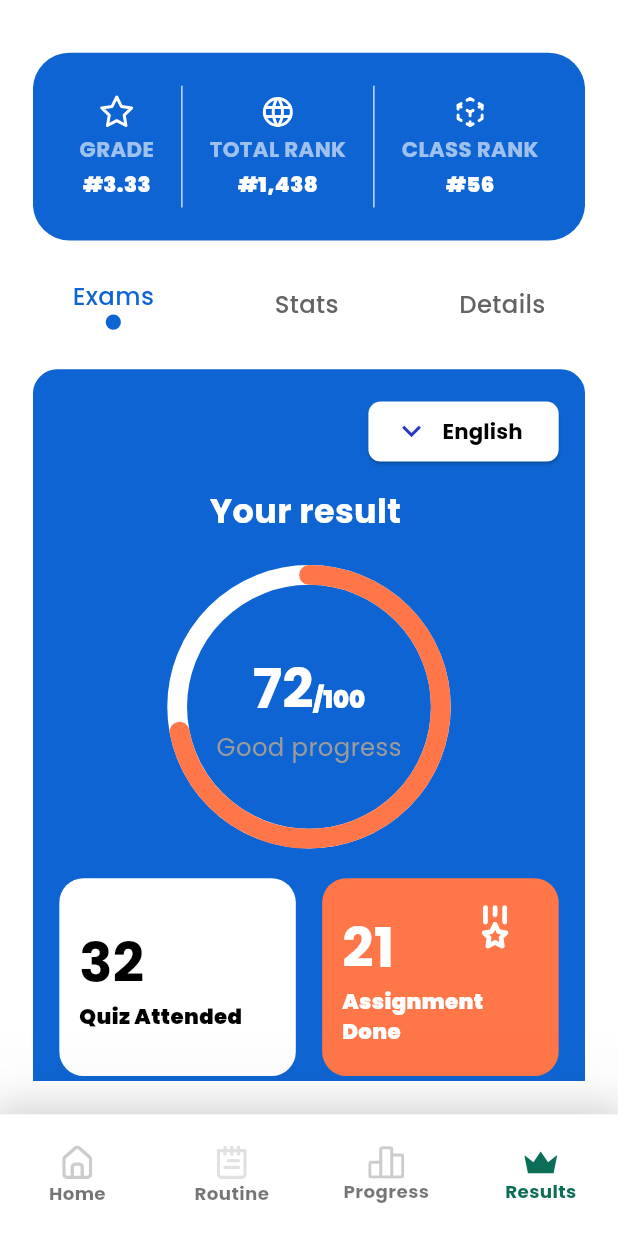
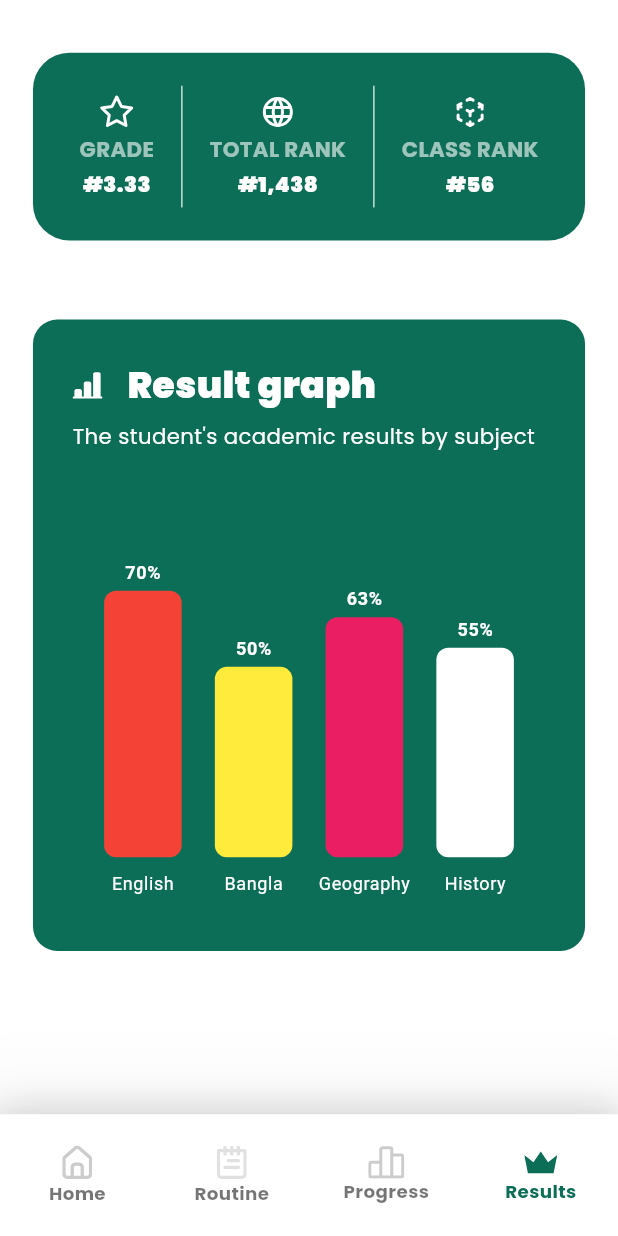
Before and after one commit to Ztrios/Learning-Management, a Flutter app: the BottomNavigationPage screen opened by its route, item 4 of the bottom bar chosen, on a phone screen of 412 x 824 dp. Run offline on Flutter 3.47's test engine with Material 3 defaults, Android fonts, the phone set to English and light mode, and no system bars; drawn by our look-alikes of toastification; our stand-ins replace awesome_notifications, dartz, dio, equatable, firebase_core, firebase_messaging and 15 more; accounts and stored records are empty; network calls fail.

Commit message:
:art:[Interface]: Results page user interface design completed.

```diff
--- a/lib/features/bottom_navigations/presentation/pages/bottom_navigation_page.dart
+++ b/lib/features/bottom_navigations/presentation/pages/bottom_navigation_page.dart
@@ -7,6 +7,7 @@ import 'package:learning_management/core/utils/styles/app_colors.dart';
 import 'package:learning_management/core/utils/styles/app_text_styles.dart';
 import 'package:learning_management/features/home/presentation/pages/home_page.dart';
 import 'package:learning_management/features/progress/presentation/pages/progress_page.dart';
+import 'package:learning_management/features/results/presentation/pages/results_page.dart';
 
 class BottomNavigationPage extends HookWidget {
   static String get path => "/bottom-navigation";
@@ -23,7 +24,7 @@ class BottomNavigationPage extends HookWidget {
       const HomePage(),
       const ProgressPage(),
       const ProgressPage(),
-      const ProgressPage()
+      const ResultsPage()
     ];
 
     Color getColor() {
--- a/lib/features/progress/presentation/pages/progress_page.dart
+++ b/lib/features/progress/presentation/pages/progress_page.dart
@@ -4,8 +4,8 @@ import 'package:flutter_screenutil/flutter_screenutil.dart';
 import 'package:learning_management/core/utils/styles/app_colors.dart';
 import 'package:learning_management/core/utils/ui_helpers/paddings.dart';
 import 'package:learning_management/core/utils/ui_helpers/spacing.dart';
-import 'package:learning_management/features/progress/presentation/widgets/card/exams_progress_card.dart';
-import 'package:learning_management/features/progress/presentation/widgets/card/stats_progress_card.dart';
+import 'package:learning_management/features/progress/presentation/widgets/cards/exams_progress_card.dart';
+import 'package:learning_management/features/progress/presentation/widgets/cards/stats_progress_card.dart';
 import 'package:learning_management/features/progress/presentation/widgets/progress_tab_bar_widget.dart';
 import 'package:learning_management/features/progress/presentation/widgets/stats_header_widget.dart';
 
--- /dev/null
+++ b/lib/features/results/presentation/pages/results_page.dart
@@ -0,0 +1,55 @@
+// 📁 File: results_page.dart
+
+import 'package:flutter/material.dart';
+import 'package:flutter_hooks/flutter_hooks.dart';
+import 'package:flutter_screenutil/flutter_screenutil.dart';
+import 'package:flutter_svg/flutter_svg.dart';
+import 'package:learning_management/features/results/presentation/widgets/cards/result_cards.dart';
+import 'package:learning_management/features/results/presentation/widgets/result_graph.dart';
+import 'package:syncfusion_flutter_charts/charts.dart';
+
+import 'package:learning_management/core/utils/styles/app_colors.dart';
+import 'package:learning_management/core/utils/styles/app_text_styles.dart';
+import 'package:learning_management/core/utils/ui_helpers/alignments.dart';
+import 'package:learning_management/core/utils/ui_helpers/paddings.dart';
+import 'package:learning_management/core/utils/ui_helpers/radius.dart';
+import 'package:learning_management/core/utils/ui_helpers/spacing.dart';
+import 'package:learning_management/features/progress/presentation/widgets/stats_header_widget.dart';
+
+class ResultsPage extends HookWidget {
+  const ResultsPage({super.key});
+
+  @override
+  Widget build(BuildContext context) {
+    final results = useState<List<Results>>([
+      const Results(subject: "English", marks: 70, color: Colors.red),
+      const Results(subject: "Bangla", marks: 50, color: Colors.yellow),
+      const Results(subject: "Geography", marks: 63, color: Colors.pink),
+      const Results(subject: "History", marks: 55, color: Colors.white),
+    ]);
+
+    return SafeArea(
+      child: Scaffold(
+        body: Padding(
+          padding: padding20,
+          child: SingleChildScrollView(
+            physics: const BouncingScrollPhysics(),
+            child: Column(
+              children: [
+                gap12,
+                const StatsHeader(
+                  grade: "3.33",
+                  totalRank: "1,438",
+                  classRank: "56",
+                  background: AppColors.deepGreen,
+                ),
+                gap48,
+                ResultsCard(results: results.value),
+              ],
+            ),
+          ),
+        ),
+      ),
+    );
+  }
+}
--- /dev/null
+++ b/lib/features/results/presentation/widgets/cards/result_cards.dart
@@ -0,0 +1,55 @@
+import 'package:flutter/material.dart';
+import 'package:flutter_screenutil/flutter_screenutil.dart';
+import 'package:flutter_svg/flutter_svg.dart';
+import 'package:learning_management/core/utils/styles/app_colors.dart';
+import 'package:learning_management/core/utils/styles/app_text_styles.dart';
+import 'package:learning_management/core/utils/ui_helpers/alignments.dart';
+import 'package:learning_management/core/utils/ui_helpers/paddings.dart';
+import 'package:learning_management/core/utils/ui_helpers/radius.dart';
+import 'package:learning_management/core/utils/ui_helpers/spacing.dart';
+import 'package:learning_management/features/results/presentation/widgets/result_graph.dart';
+
+class ResultsCard extends StatelessWidget {
+  final List<Results> results;
+  const ResultsCard({super.key, required this.results});
+
+  @override
+  Widget build(BuildContext context) {
+    return Container(
+      width: 1.sw,
+      padding: padding24,
+      decoration: BoxDecoration(
+        borderRadius: radius16,
+        color: AppColors.deepGreen,
+      ),
+      child: Column(
+        crossAxisAlignment: crossStart,
+        children: [
+          Row(
+            spacing: 15.w,
+            children: [
+              SvgPicture.asset("assets/icons/graph_icon.svg"),
+              Text(
+                "Result graph",
+                style: AppTextStyles.headlineSmall.copyWith(
+                  color: Colors.white,
+                  fontWeight: FontWeight.w900,
+                ),
+              ),
+            ],
+          ),
+          gap6,
+          Text(
+            "The student's academic results by subject",
+            style: AppTextStyles.bodyMedium.copyWith(color: Colors.white),
+          ),
+          gap6,
+          SizedBox(
+            width: 1.sw,
+            child: ResultBarChart(results: results),
+          ),
+        ],
+      ),
+    );
+  }
+}
--- /dev/null
+++ b/lib/features/results/presentation/widgets/result_graph.dart
@@ -0,0 +1,56 @@
+import 'package:flutter/material.dart';
+import 'package:syncfusion_flutter_charts/charts.dart';
+
+class ResultBarChart extends StatelessWidget {
+  final List<Results> results;
+  const ResultBarChart({super.key, required this.results});
+
+  @override
+  Widget build(BuildContext context) {
+    return SfCartesianChart(
+      plotAreaBorderWidth: 0,
+      primaryXAxis: CategoryAxis(
+        axisLine: const AxisLine(width: 0),
+        labelStyle: const TextStyle(color: Colors.white),
+        majorTickLines: const MajorTickLines(width: 0),
+        majorGridLines: const MajorGridLines(width: 0),
+      ),
+      primaryYAxis: NumericAxis(
+        isVisible: false,
+        minimum: 0,
+        maximum: 100,
+      ),
+      series: [
+        ColumnSeries<Results, String>(
+          dataSource: results,
+          width: 0.7,
+          borderRadius: BorderRadius.circular(8),
+          xValueMapper: (res, _) => res.subject,
+          yValueMapper: (res, _) => res.marks,
+          pointColorMapper: (res, _) => res.color,
+          dataLabelMapper: (res, _) => "${res.marks.toInt()}%",
+          dataLabelSettings: const DataLabelSettings(
+            isVisible: true,
+            textStyle: TextStyle(
+              fontWeight: FontWeight.bold,
+              color: Colors.white,
+            ),
+            labelAlignment: ChartDataLabelAlignment.outer,
+          ),
+        )
+      ],
+    );
+  }
+}
+
+class Results {
+  final String subject;
+  final int marks;
+  final Color color;
+
+  const Results({
+    required this.subject,
+    required this.marks,
+    required this.color,
+  });
+}
--- a/pubspec.yaml
+++ b/pubspec.yaml
@@ -24,6 +24,7 @@ dependencies:
   date_picker_timeline: ^1.2.7
   lottie: ^3.3.1
   toastification: ^3.0.3
+  syncfusion_flutter_charts: ^30.1.38
 
   # State Management & Utilities
   flutter_bloc: ^9.1.1
@@ -54,6 +55,7 @@ dependencies:
   share_plus: ^11.0.0
   internet_connection_checker: ^3.0.1
 
+
 dev_dependencies:
   flutter_test:
     sdk: flutter
```
Also changed, not shown: assets/icons/graph_icon.svg (added), lib/features/progress/presentation/widgets/cards/exams_progress_card.dart (renamed from lib/features/progress/presentation/widgets/card/exams_progress_card.dart), lib/features/progress/presentation/widgets/cards/stats_progress_card.dart (renamed from lib/features/progress/presentation/widgets/card/stats_progress_card.dart), pubspec.lock.
